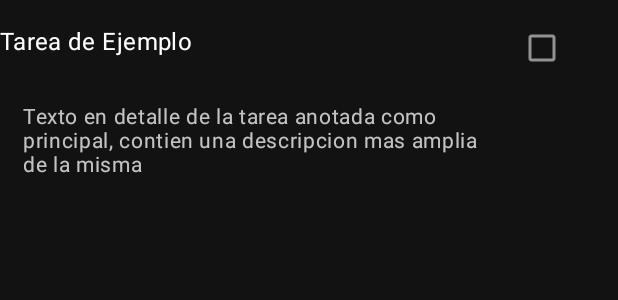
After one commit to eduardojordan/PractidaTodDo-Kotlin, an Android app: the layout detail_task.xml on its own in the app's theme, with its tools: preview values and no code run, on a phone screen of 412 x 824 dp. The commit adds this screen. Shown: the top 300 px of the screen. Run offline under Robolectric (Android 15) with nearby library versions, the phone set to English and light mode, and no system bars.

Commit message:
Create Detail_task View

```diff
--- a/app/src/main/java/io/keepcoding/todo/ui/tasks/TaskAdapter.kt
+++ b/app/src/main/java/io/keepcoding/todo/ui/tasks/TaskAdapter.kt
@@ -54,6 +54,13 @@ class TaskAdapter(val listener: Listener) : ListAdapter<Task, TaskAdapter.TaskVi
 
                 checkIsDone.isChecked = task.isDone
 
+/*
+                if (task.parentId == null) {
+                    setOnClickListener {
+                        listener.onTaskClicked(task)
+                    }
+                }
+*/
                 setOnClickListener {
                     listener.onTaskClicked(task)
                 }
--- /dev/null
+++ b/app/src/main/res/layout/detail_task.xml
@@ -0,0 +1,53 @@
+<?xml version="1.0" encoding="utf-8"?>
+<androidx.constraintlayout.widget.ConstraintLayout xmlns:android="http://schemas.android.com/apk/res/android"
+                                                   xmlns:app="http://schemas.android.com/apk/res-auto"
+                                                   xmlns:tools="http://schemas.android.com/tools"
+                                                   android:layout_width="match_parent"
+                                                   android:layout_height="wrap_content"
+                                                   android:minHeight="300dp"
+                                                   android:id="@+id/text">
+
+    <TextView
+            android:text="TextView"
+            android:layout_width="310dp"
+            android:layout_height="24dp"
+            android:id="@+id/textContent"
+            android:maxLines="3"
+            android:ellipsize="end"
+            tools:layout_editor_absoluteX="12dp"
+            app:layout_constraintTop_toTopOf="parent"
+            android:layout_marginTop="16dp"
+            tools:text="Tarea de Ejemplo"
+            android:textAppearance="@style/TaskContent"/>
+
+    <CheckBox
+            android:layout_width="wrap_content"
+            android:layout_height="wrap_content"
+            android:id="@+id/checkIsDone2"
+            android:layout_marginTop="8dp"
+            app:layout_constraintTop_toTopOf="parent"
+            app:layout_constraintBottom_toBottomOf="parent"
+            app:layout_constraintEnd_toEndOf="parent"
+            android:layout_marginEnd="16dp"
+            android:layout_marginBottom="8dp"
+            app:layout_constraintVertical_bias="0.0"
+            app:layout_constraintStart_toEndOf="@+id/textContent"
+            android:layout_marginStart="16dp"
+            android:checked="false"/>
+
+    <TextView
+            android:text="TextView"
+            android:layout_width="306dp"
+            android:layout_height="206dp"
+            android:id="@+id/textDetail"
+            android:layout_marginTop="16dp"
+            app:layout_constraintTop_toBottomOf="@+id/textContent"
+            app:layout_constraintStart_toStartOf="parent"
+            android:layout_marginStart="16dp"
+            app:layout_constraintEnd_toStartOf="@+id/checkIsDone2"
+            android:layout_marginEnd="16dp"
+            tools:text="Texto en detalle de la tarea anotada como principal, contien una descripcion mas amplia de la misma"
+            android:layout_marginBottom="16dp"
+            app:layout_constraintBottom_toBottomOf="parent"
+            android:textAppearance="@style/TaskDetail"/>
+</androidx.constraintlayout.widget.ConstraintLayout>
--- a/app/src/main/res/values/styles.xml
+++ b/app/src/main/res/values/styles.xml
@@ -28,6 +28,12 @@
         <item name="android:textColor">@color/colorSecondaryText</item>
     </style>
 
+    <style name="TaskDetail" parent="TextAppearance.MaterialComponents.Body1">
+        <item name="android:textColor">@color/colorSecondaryText</item>
+        <item name="android:textSize">14sp</item>
+    </style>
+
+
     <style name="IconButton">
         <item name="android:background">?selectableItemBackgroundBorderless</item>
         <item name="android:scaleType">fitXY</item>
```
